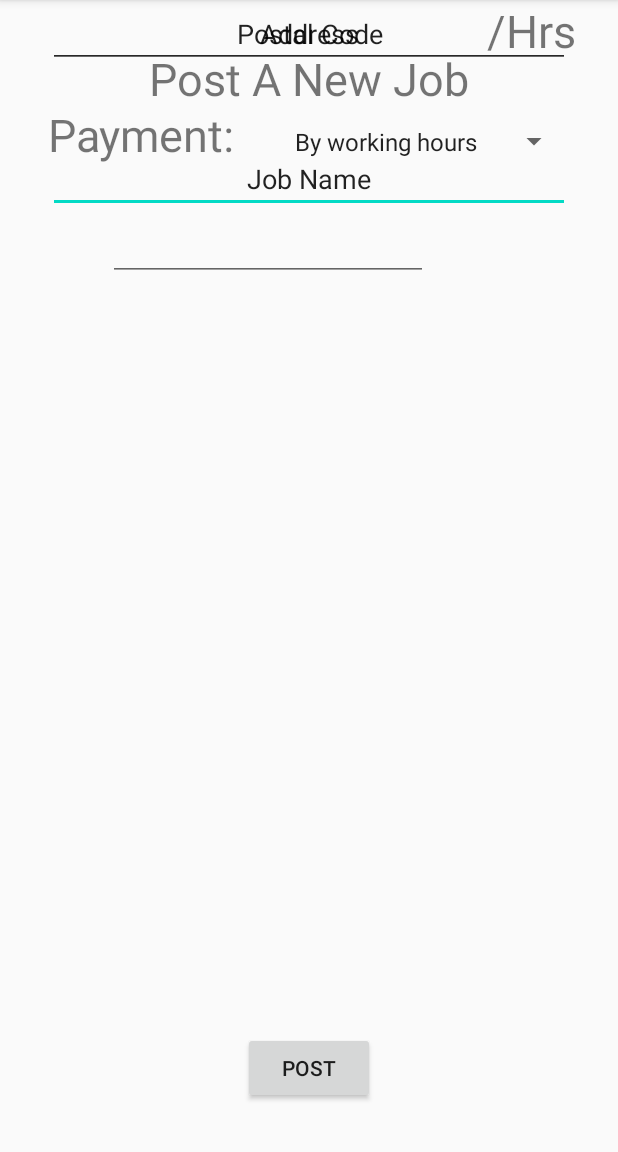
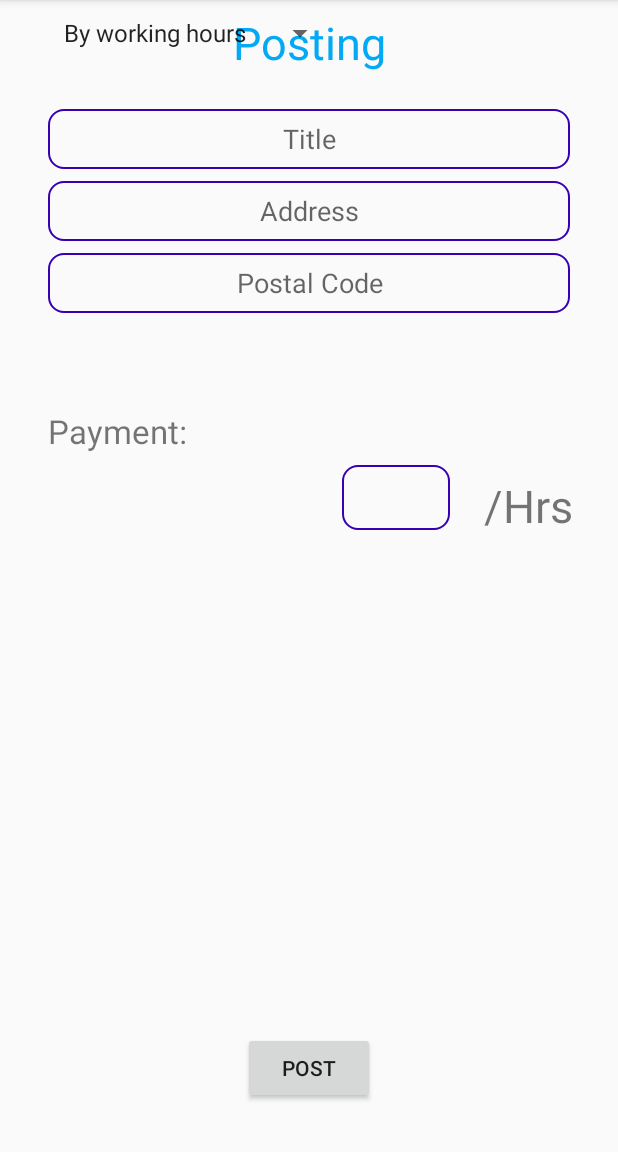
Before and after one commit to RyanTran2506/Our-hospitable-neighbor, an Android app: the screen it shows after launch (PostJob), after a tap on "Create New Post", on a phone screen of 412 x 824 dp, the part 84-1236 px from its top. Run offline under Robolectric (Android 15) with nearby library versions, the phone set to English and light mode, and no system bars; our stand-ins replace Firebase (no records; nobody signed in at launch, a user with empty details on screens opened directly); 3 other taps on this screen came first.

Commit message:
changed post job

```diff
--- a/app/src/main/AndroidManifest.xml
+++ b/app/src/main/AndroidManifest.xml
@@ -7,12 +7,10 @@
         android:protectionLevel="normal" />
 
     <uses-permission android:name="com.google.maps.android.utils.permission.MAPS_RECEIVE" />
-
     <uses-permission android:name="android.permission.INTERNET" />
     <uses-permission android:name="android.permission.ACCESS_NETWORK_STATE" />
     <uses-permission android:name="android.permission.WRITE_EXTERNAL_STORAGE" />
     <uses-permission android:name="com.google.android.providers.gsf.permission.READ_GSERVICES" />
-
     <uses-permission android:name="android.permission.ACCESS_COARSE_LOCATION" />
     <uses-permission android:name="android.permission.ACCESS_FINE_LOCATION" />
 
@@ -27,11 +25,9 @@
         android:roundIcon="@mipmap/ic_launcher_round"
         android:supportsRtl="true"
         android:theme="@style/AppTheme">
-
-        <activity android:name=".Detail" />
+        <activity android:name=".JobDetail" />
         <activity android:name=".History" />
         <activity android:name=".PostJob" />
-
         <activity
             android:name=".MainActivity"
             android:theme="@style/AppThemeNoActionBar">
--- a/app/src/main/java/com/example/ourhospitableneighbor/Detail.java
+++ b/app/src/main/java/com/example/ourhospitableneighbor/JobDetail.java
@@ -4,11 +4,11 @@ import androidx.appcompat.app.AppCompatActivity;
 
 import android.os.Bundle;
 
-public class Detail extends AppCompatActivity {
+public class JobDetail extends AppCompatActivity {
 
     @Override
     protected void onCreate(Bundle savedInstanceState) {
         super.onCreate(savedInstanceState);
-        setContentView(R.layout.activity_detail);
+        setContentView(R.layout.activity_job_detail);
     }
 }
--- a/app/src/main/java/com/example/ourhospitableneighbor/PostJob.java
+++ b/app/src/main/java/com/example/ourhospitableneighbor/PostJob.java
@@ -3,12 +3,40 @@ package com.example.ourhospitableneighbor;
 import androidx.appcompat.app.AppCompatActivity;
 
 import android.os.Bundle;
+import android.view.View;
+import android.widget.Button;
+import android.widget.EditText;
+import android.widget.Toast;
+
+import com.example.ourhospitableneighbor.dao.Firebase;
+import com.example.ourhospitableneighbor.model.Job;
+import com.google.firebase.database.DatabaseReference;
+import com.google.firebase.database.FirebaseDatabase;
 
 public class PostJob extends AppCompatActivity {
-
+    Firebase firebase;
     @Override
     protected void onCreate(Bundle savedInstanceState) {
         super.onCreate(savedInstanceState);
         setContentView(R.layout.activity_post_job);
+
+        firebase = new Firebase();
+
+        EditText edtJobName = (EditText)findViewById(R.id.edtJobName);
+        EditText edtJobAddress = (EditText)findViewById(R.id.edtJobAddress);
+        EditText edtJobPostalCode = (EditText)findViewById(R.id.edtJobPostalCode);
+
+        Button btnPostJob = (Button)findViewById(R.id.btnPostJob);
+        btnPostJob.setOnClickListener(new View.OnClickListener() {
+            @Override
+            public void onClick(View v) {
+                Job newJob = new Job();
+                newJob.setJobTitle(edtJobName.getText().toString());
+                newJob.setAddress(edtJobAddress.getText().toString());
+
+                firebase.pushJob(newJob);
+                Toast.makeText(PostJob.this, "posted successfully", Toast.LENGTH_SHORT).show();
+            }
+        });
     }
 }
--- /dev/null
+++ b/app/src/main/java/com/example/ourhospitableneighbor/dao/Firebase.java
@@ -0,0 +1,17 @@
+package com.example.ourhospitableneighbor.dao;
+
+import android.util.Log;
+import com.example.ourhospitableneighbor.model.Job;
+import com.google.firebase.database.DatabaseReference;
+import com.google.firebase.database.FirebaseDatabase;
+
+public class Firebase {
+    private DatabaseReference ref;
+    public Firebase(){
+        ref = FirebaseDatabase.getInstance().getReference();
+    }
+    public void pushJob(Job job){
+        ref.child("Jobs").child("job").setValue(job);
+
+    }
+}
--- a/app/src/main/java/com/example/ourhospitableneighbor/model/Job.java
+++ b/app/src/main/java/com/example/ourhospitableneighbor/model/Job.java
@@ -6,8 +6,8 @@ import java.util.List;
 public class Job {
     private String jobID;
     private String jobTitle;
+    private String address;
     private JobStatus status;
-    private String address;
     private double latitude;
     private double longitude;
     private String ownerID;
@@ -17,6 +17,13 @@ public class Job {
     private int expectedHrs;    //How long to finish the job
     private double rate;    //rate per hrs
     private double totalPay;    //Total payment amt
+
+    public Job(){
+
+    }
+    public Job(String jobTitle, String address, JobStatus status, String owerID, List<String> imageIDs){
+
+    }
 
     public String getJobID() {
         return jobID;
--- /dev/null
+++ b/app/src/main/res/drawable/layout_bg.xml
@@ -0,0 +1,6 @@
+<shape xmlns:android="http://schemas.android.com/apk/res/android">
+    <stroke
+        android:width="1dp"
+        android:color="@color/colorPrimaryDark" />
+    <corners android:radius="10dp"/>
+</shape>
--- a/app/src/main/res/layout/activity_detail.xml
+++ b/app/src/main/res/layout/activity_job_detail.xml
@@ -4,10 +4,10 @@
     xmlns:tools="http://schemas.android.com/tools"
     android:layout_width="match_parent"
     android:layout_height="match_parent"
-    tools:context=".Detail">
+    tools:context=".JobDetail">
 
     <TextView
-        android:id="@+id/txtJobName"
+        android:id="@+id/edtJobName"
         android:layout_width="0dp"
         android:layout_height="wrap_content"
         android:layout_marginStart="32dp"
@@ -24,7 +24,7 @@
         app:layout_constraintTop_toBottomOf="@+id/textView" />
 
     <TextView
-        android:id="@+id/txtJobAddress"
+        android:id="@+id/edtJobAddress"
         android:layout_width="match_parent"
         android:layout_height="wrap_content"
         android:layout_marginStart="32dp"
--- a/app/src/main/res/layout/activity_post_job.xml
+++ b/app/src/main/res/layout/activity_post_job.xml
@@ -7,9 +7,9 @@
     tools:context=".PostJob">
 
     <EditText
-        android:id="@+id/txtJobName"
+        android:id="@+id/edtJobName"
         android:layout_width="0dp"
-        android:layout_height="wrap_content"
+        android:layout_height="40dp"
         android:layout_marginStart="32dp"
         android:layout_marginLeft="32dp"
         android:layout_marginTop="24dp"
@@ -17,46 +17,50 @@
         android:layout_marginRight="32dp"
         android:ems="10"
         android:gravity="center"
+        android:hint="@string/edtJobTitle"
         android:inputType="textPersonName"
-        android:text="@string/edtJobName"
         app:layout_constraintEnd_toEndOf="parent"
         app:layout_constraintHorizontal_bias="0.0"
         app:layout_constraintStart_toStartOf="parent"
-        app:layout_constraintTop_toBottomOf="@+id/textView" />
+        app:layout_constraintTop_toBottomOf="@+id/textView"
+        android:background="@drawable/layout_bg"/>
 
     <EditText
-        android:id="@+id/txtJobAddress"
+        android:id="@+id/edtJobAddress"
         android:layout_width="match_parent"
-        android:layout_height="wrap_content"
+        android:layout_height="40dp"
         android:layout_marginStart="32dp"
         android:layout_marginLeft="32dp"
-        android:layout_marginTop="24dp"
+        android:layout_marginTop="8dp"
         android:layout_marginEnd="32dp"
         android:layout_marginRight="32dp"
         android:ems="10"
         android:gravity="center"
+        android:hint="@string/edtJobAddress"
         android:inputType="textPersonName"
-        android:text="@string/edtJobAddress"
         app:layout_constraintEnd_toEndOf="parent"
         app:layout_constraintStart_toStartOf="parent"
-        app:layout_constraintTop_toBottomOf="@+id/edtJobName" />
+        app:layout_constraintTop_toBottomOf="@+id/edtJobName"
+        android:background="@drawable/layout_bg"/>
 
     <EditText
         android:id="@+id/edtJobPostalCode"
         android:layout_width="match_parent"
-        android:layout_height="wrap_content"
+        android:layout_height="40dp"
         android:layout_marginStart="32dp"
         android:layout_marginLeft="32dp"
-        android:layout_marginTop="24dp"
+        android:layout_marginTop="8dp"
         android:layout_marginEnd="32dp"
         android:layout_marginRight="32dp"
+        android:autofillHints=""
         android:ems="10"
         android:gravity="center"
+        android:hint="@string/edtJobPostalCode"
         android:inputType="textPersonName"
-        android:text="@string/edtJobPostalCode"
         app:layout_constraintEnd_toEndOf="parent"
         app:layout_constraintStart_toStartOf="parent"
-        app:layout_constraintTop_toBottomOf="@+id/edtJobAddress" />
+        app:layout_constraintTop_toBottomOf="@+id/edtJobAddress"
+        android:background="@drawable/layout_bg"/>
 
     <Button
         android:id="@+id/btnPostJob"
@@ -72,23 +76,13 @@
         android:id="@+id/textView"
         android:layout_width="wrap_content"
         android:layout_height="wrap_content"
-        android:layout_marginTop="32dp"
+        android:layout_marginTop="8dp"
         android:text="@string/postNewJob"
+        android:textColor="#03A9F4"
         android:textSize="30sp"
         app:layout_constraintEnd_toEndOf="parent"
         app:layout_constraintStart_toStartOf="parent"
         app:layout_constraintTop_toTopOf="parent" />
-
-    <Spinner
-        android:id="@+id/txtPaymentRate"
-        android:layout_width="191dp"
-        android:layout_height="50dp"
-        android:layout_marginTop="24dp"
-        android:layout_marginEnd="32dp"
-        android:layout_marginRight="32dp"
-        android:entries="@array/grpPayments"
-        app:layout_constraintEnd_toEndOf="parent"
-        app:layout_constraintTop_toBottomOf="@+id/edtJobPostalCode" />
 
     <TextView
         android:id="@+id/textView2"
@@ -96,36 +90,49 @@
         android:layout_height="wrap_content"
         android:layout_marginStart="32dp"
         android:layout_marginLeft="32dp"
-        android:layout_marginTop="24dp"
+        android:layout_marginTop="64dp"
         android:text="@string/txtJobPayment"
-        android:textSize="30sp"
+        android:textSize="22sp"
         app:layout_constraintEnd_toStartOf="@+id/spnPaymentType"
         app:layout_constraintHorizontal_bias="0.666"
         app:layout_constraintStart_toStartOf="parent"
         app:layout_constraintTop_toBottomOf="@+id/edtJobPostalCode" />
 
-    <EditText
-        android:id="@+id/edtRate"
-        android:layout_width="wrap_content"
-        android:layout_height="wrap_content"
-        android:layout_marginStart="32dp"
-        android:layout_marginLeft="32dp"
-        android:layout_marginTop="32dp"
-        android:ems="10"
-        android:inputType="number"
-        app:layout_constraintEnd_toStartOf="@+id/txtPaymentRateName"
-        app:layout_constraintStart_toStartOf="parent"
-        app:layout_constraintTop_toBottomOf="@+id/textView2" />
-
     <TextView
         android:id="@+id/txtPaymentRateName"
         android:layout_width="wrap_content"
         android:layout_height="wrap_content"
-        android:layout_marginTop="24dp"
-        android:layout_marginEnd="28dp"
-        android:layout_marginRight="28dp"
+        android:layout_marginTop="108dp"
+        android:layout_marginEnd="4dp"
+        android:layout_marginRight="4dp"
         android:text="@string/txtPaymentRateName"
         android:textSize="30sp"
         app:layout_constraintEnd_toEndOf="parent"
-        app:layout_constraintTop_toBottomOf="@+id/spnPaymentType" />
+        app:layout_constraintHorizontal_bias="0.461"
+        app:layout_constraintStart_toEndOf="@+id/edtRate"
+        app:layout_constraintTop_toBottomOf="@+id/edtJobPostalCode" />
+
+    <Spinner
+        android:id="@+id/txtPaymentRate"
+        android:layout_width="189dp"
+        android:layout_height="44dp"
+        android:layout_marginEnd="188dp"
+        android:layout_marginRight="188dp"
+        android:entries="@array/grpPayments"
+        app:layout_constraintEnd_toEndOf="parent"
+        tools:layout_editor_absoluteY="316dp" />
+
+    <EditText
+        android:id="@+id/edtRate"
+        android:layout_width="72dp"
+        android:layout_height="43dp"
+        android:layout_marginStart="4dp"
+        android:layout_marginLeft="4dp"
+        android:layout_marginTop="8dp"
+        android:ems="10"
+        android:inputType="number"
+        android:background="@drawable/layout_bg"
+        app:layout_constraintStart_toEndOf="@+id/txtPaymentRate"
+        app:layout_constraintTop_toBottomOf="@+id/textView2" />
+
 </androidx.constraintlayout.widget.ConstraintLayout>
--- a/app/src/main/res/values/strings.xml
+++ b/app/src/main/res/values/strings.xml
@@ -11,9 +11,9 @@
     </plurals>
 
     <!--These string are for post-a-job activity-->
-    <string name="postNewJob">Post A New Job</string>
+    <string name="postNewJob">Posting</string>
     <string name="btnPost">Post</string>
-    <string name="edtJobName">Job Name</string>
+    <string name="edtJobTitle">Title</string>
     <string name="edtJobAddress">Address</string>
     <string name="edtJobPostalCode">Postal Code</string>
     <string name="txtJobPayment">Payment:</string>
@@ -27,4 +27,13 @@
     <string name="jobDetailTitle">Job Detail</string>
     <string name="btnAcceptJob">Accept this Job</string>
     <string name="btnBack">Back</string>
+    <string name="title_activity_login">Login</string>
+    <string name="prompt_email">Email</string>
+    <string name="prompt_password">Password</string>
+    <string name="action_sign_in">Sign in or register</string>
+    <string name="action_sign_in_short">Sign in</string>
+    <string name="welcome">"Welcome !"</string>
+    <string name="invalid_username">Not a valid username</string>
+    <string name="invalid_password">Password must be >5 characters</string>
+    <string name="login_failed">"Login failed"</string>
 </resources>
```
